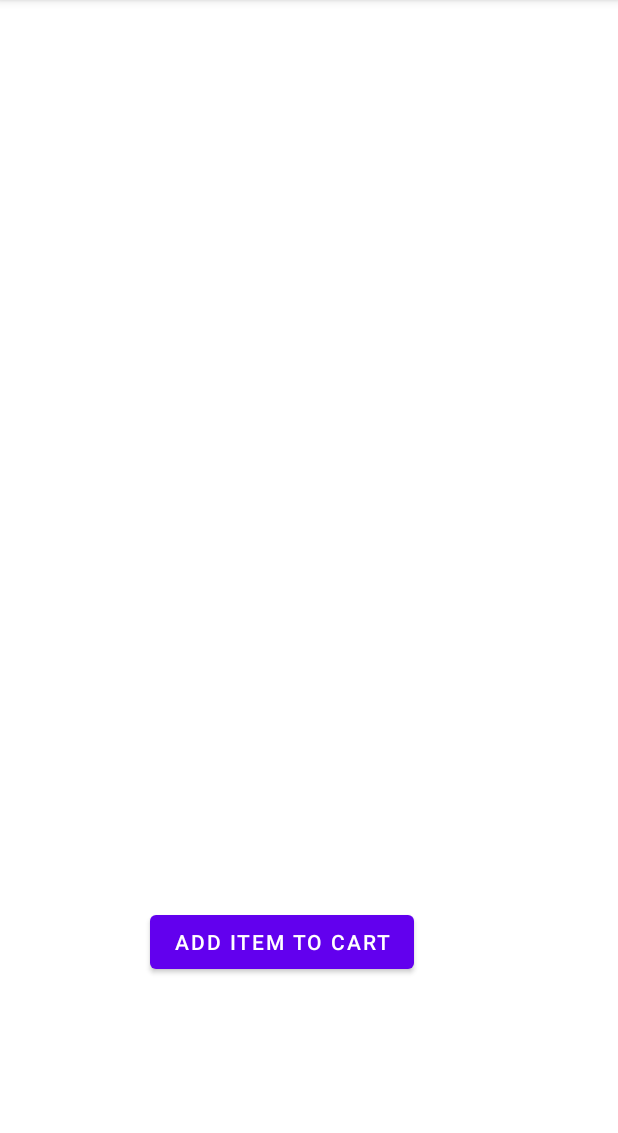
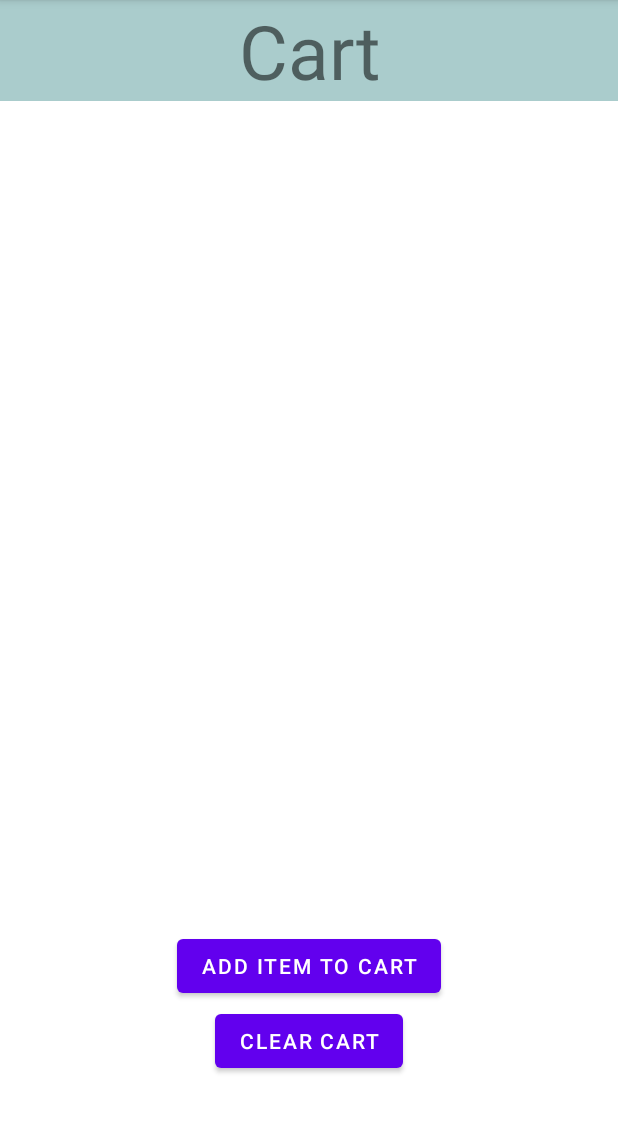
Before and after one commit to fauzxan/CookBook, an Android app: the ShoppingList screen opened directly, with no data from a screen before it, on a phone screen of 412 x 824 dp, the part 84-1217 px from its top. Run offline under Robolectric (Android 15) with nearby library versions, the phone set to English and light mode, and no system bars; our stand-ins replace Firebase (no records; nobody signed in at launch, a user with empty details on screens opened directly).

Commit message:
Fixed logout and stack issues

```diff
--- a/app/src/main/java/com/example/cookbook2/CartRecyclerView_Config.java
+++ b/app/src/main/java/com/example/cookbook2/CartRecyclerView_Config.java
@@ -36,13 +36,12 @@ public class CartRecyclerView_Config {
             super(LayoutInflater.from(mContext).inflate(R.layout.cart_items, parent, false));
             mTitle = (TextView) itemView.findViewById(R.id.cart_txtview);
             mQuantity = (TextView) itemView.findViewById(R.id.cart_quantity);
-
-
         }
 
         public void bind(Cart carts, String key){
             mTitle.setText(carts.getItem_name());
-            mQuantity.setText(carts.getQuantity());
+            String temp = "Quantity: "+carts.getQuantity();
+            mQuantity.setText(temp);
             this.key = key;
         }
     }
--- a/app/src/main/java/com/example/cookbook2/RegisterActivity.java
+++ b/app/src/main/java/com/example/cookbook2/RegisterActivity.java
@@ -49,9 +49,6 @@ public class RegisterActivity extends AppCompatActivity {
                     registerUser(txt_email,txt_password);
                 }
             }
-
-            //some code to create a new instance in the database
-
         }
         );
 
--- a/app/src/main/java/com/example/cookbook2/ShoppingList.java
+++ b/app/src/main/java/com/example/cookbook2/ShoppingList.java
@@ -3,12 +3,16 @@ package com.example.cookbook2;
 import android.content.Intent;
 import android.os.Bundle;
 import android.util.Log;
+import android.view.View;
 import android.widget.Button;
 
 import androidx.appcompat.app.AppCompatActivity;
 import androidx.recyclerview.widget.RecyclerView;
 
 
+import com.google.firebase.auth.FirebaseAuth;
+import com.google.firebase.database.DatabaseReference;
+import com.google.firebase.database.FirebaseDatabase;
 
 import java.util.List;
 
@@ -16,20 +20,28 @@ public class ShoppingList extends AppCompatActivity {
 
     private RecyclerView mRecyclerView;
     Button add_cart;
+    Button clear_cart;
 
     @Override
     protected void onCreate(Bundle savedInstanceState) {
         super.onCreate(savedInstanceState);
         setContentView(R.layout.activity_shopping_list);
+
+        String username= FirebaseAuth.getInstance().getUid();
+        DatabaseReference mainroot = FirebaseDatabase.getInstance("https://cookbook-59b04-default-rtdb.asia-southeast1.firebasedatabase.app/").getReference().child(username);
+        DatabaseReference root = mainroot.child("User Inventory");
+
         Intent intent = new Intent(ShoppingList.this, AddCart.class);
         add_cart = (Button) findViewById(R.id.add_cart);
         add_cart.setOnClickListener(view -> startActivity(intent));
 
-//        String username= FirebaseAuth.getInstance().getUid();
-
-//        DatabaseReference mainroot = FirebaseDatabase.getInstance("https://cookbook-59b04-default-rtdb.asia-southeast1.firebasedatabase.app/").getReference().child(username);
-//        DatabaseReference root = mainroot.child("User Inventory");
-//        DatabaseReference locate = root.child("Fridge");//this is fridge
+        clear_cart = findViewById(R.id.clear_cart);
+        clear_cart.setOnClickListener(new View.OnClickListener() {
+            @Override
+            public void onClick(View view) {
+                root.child("Cart").removeValue();
+            }
+        });
 
         mRecyclerView = (RecyclerView) findViewById(R.id.cart_recycler);
         FirebaseHelper fb = new FirebaseHelper();
--- a/app/src/main/java/com/example/cookbook2/StartActivity.java
+++ b/app/src/main/java/com/example/cookbook2/StartActivity.java
@@ -69,14 +69,12 @@ public class StartActivity extends AppCompatActivity {
             @Override
             public void onClick(View v){
                 startActivity(new Intent(StartActivity.this,RegisterActivity.class));
-                finish();
             }
         });
         login.setOnClickListener(new View.OnClickListener() {
             @Override
             public void onClick(View view) {
                 startActivity(new Intent(StartActivity.this,LoginActivity.class));
-                finish();
             }
         });
 
--- a/app/src/main/res/layout/activity_shopping_list.xml
+++ b/app/src/main/res/layout/activity_shopping_list.xml
@@ -6,25 +6,49 @@
     android:layout_height="match_parent"
     tools:context=".ShoppingList">
 
-    <androidx.recyclerview.widget.RecyclerView
-        android:id="@+id/cart_recycler"
+    <RelativeLayout
         android:layout_width="match_parent"
         android:layout_height="match_parent"
-        app:layout_constraintBottom_toBottomOf="parent"
-        app:layout_constraintEnd_toEndOf="parent"
-        app:layout_constraintHorizontal_bias="0.0"
-        app:layout_constraintStart_toStartOf="parent"
-        app:layout_constraintTop_toTopOf="parent"
-        app:layout_constraintVertical_bias="0.0"
-        tools:ignore="MissingConstraints" />
+        android:orientation="vertical"/>
 
-    <Button
-        android:id="@+id/add_cart"
-        android:layout_width="wrap_content"
-        android:layout_height="48dp"
-        android:layout_marginStart="100dp"
-        android:layout_marginTop="604dp"
-        android:text="Add item to cart"
-        app:layout_constraintStart_toStartOf="parent"
-        app:layout_constraintTop_toTopOf="parent" />
+        <TextView
+            android:layout_width="match_parent"
+            android:layout_height="wrap_content"
+            android:text="Cart"
+            android:textSize="50dp"
+            android:textAlignment="center"
+            android:background="#acc"
+            app:layout_constraintTop_toTopOf="parent"
+            android:id="@+id/banner"/>
+
+        <androidx.recyclerview.widget.RecyclerView
+            android:id="@+id/cart_recycler"
+            android:layout_width="match_parent"
+            android:layout_height="wrap_content"
+            app:layout_constraintTop_toBottomOf="@+id/banner"
+            android:layout_above="@+id/add_cart"
+            />
+
+        <Button
+            android:id="@+id/add_cart"
+            android:layout_width="wrap_content"
+            android:layout_height="wrap_content"
+            android:layout_marginBottom="100dp"
+            android:text="Add item to cart"
+            app:layout_constraintBottom_toBottomOf="parent"
+            app:layout_constraintLeft_toLeftOf="parent"
+            app:layout_constraintRight_toRightOf="parent" />
+
+        <Button
+            android:id="@+id/clear_cart"
+            android:layout_width="wrap_content"
+            android:layout_height="wrap_content"
+            android:layout_marginBottom="50dp"
+            android:text="Clear cart"
+            app:layout_constraintBottom_toBottomOf="parent"
+            app:layout_constraintLeft_toLeftOf="parent"
+            app:layout_constraintRight_toRightOf="parent" />
+
+
+
 </androidx.constraintlayout.widget.ConstraintLayout>
```
Also changed, not shown: app/src/main/AndroidManifest.xml (+7 -4 lines), app/src/main/java/com/example/cookbook2/BarcodeActivity.java (renamed from app/src/main/java/com/example/cookbook2/barcode.java, +6 -10 lines), app/src/main/java/com/example/cookbook2/LoginActivity.java (+3 -15 lines), app/src/main/java/com/example/cookbook2/MainActivity.java (+4 -3 lines), app/src/main/java/com/example/cookbook2/ProfileActivity.java (+2 -12 lines), app/src/main/res/layout/activity_profile.xml (+1 -8 lines), app/src/main/res/layout/cart_items.xml (+3 -7 lines).
